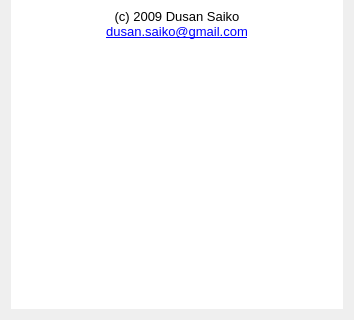
First picture: the form in src-app/ui/about.ui, repository dsaiko/qwatch, before the edit; both pictures show x 0 to 354 and y 208 to 528 of the 354 by 528 pixel window.
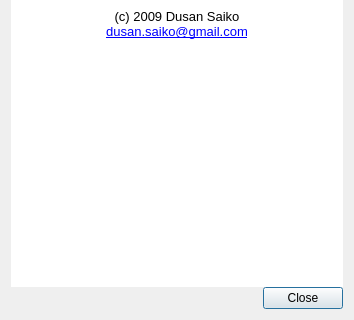
Second picture: the form after the edit. Icons and pictures are not drawn.

Commit message: Changing dialog layouts, adding update dialog

```diff
--- a/src-app/ui/about.ui
+++ b/src-app/ui/about.ui
@@ -15,7 +15,7 @@
   </property>
   <layout class="QHBoxLayout" name="horizontalLayout">
    <item>
-    <layout class="QGridLayout" name="gridLayout" rowstretch="0,1" columnstretch="0">
+    <layout class="QGridLayout" name="gridLayout" rowstretch="0,0,0,0" columnstretch="0">
      <property name="spacing">
       <number>0</number>
      </property>
@@ -38,18 +38,18 @@
         <string>&lt;!DOCTYPE HTML PUBLIC &quot;-//W3C//DTD HTML 4.0//EN&quot; &quot;http://www.w3.org/TR/REC-html40/strict.dtd&quot;&gt;
 &lt;html&gt;&lt;head&gt;&lt;meta name=&quot;qrichtext&quot; content=&quot;1&quot; /&gt;&lt;style type=&quot;text/css&quot;&gt;
 p, li { white-space: pre-wrap; }
-&lt;/style&gt;&lt;/head&gt;&lt;body style=&quot; font-family:'Sans'; font-size:10pt; font-weight:400; font-style:normal;&quot;&gt;
-&lt;p align=&quot;center&quot; style=&quot; margin-top:0px; margin-bottom:0px; margin-left:0px; margin-right:0px; -qt-block-indent:0; text-indent:0px;&quot;&gt;&lt;span style=&quot; font-size:14pt; font-weight:600;&quot;&gt;QWatch&lt;/span&gt;&lt;/p&gt;
-&lt;p align=&quot;center&quot; style=&quot; margin-top:0px; margin-bottom:0px; margin-left:0px; margin-right:0px; -qt-block-indent:0; text-indent:0px;&quot;&gt;v. VERSIONINFO&lt;/p&gt;
-&lt;p align=&quot;center&quot; style=&quot;-qt-paragraph-type:empty; margin-top:0px; margin-bottom:0px; margin-left:0px; margin-right:0px; -qt-block-indent:0; text-indent:0px;&quot;&gt;&lt;/p&gt;
-&lt;p align=&quot;center&quot; style=&quot; margin-top:0px; margin-bottom:0px; margin-left:0px; margin-right:0px; -qt-block-indent:0; text-indent:0px;&quot;&gt;&quot;Water resitent watch with alarmclock&quot;.&lt;/p&gt;
-&lt;p align=&quot;center&quot; style=&quot;-qt-paragraph-type:empty; margin-top:0px; margin-bottom:0px; margin-left:0px; margin-right:0px; -qt-block-indent:0; text-indent:0px;&quot;&gt;&lt;/p&gt;
-&lt;p align=&quot;center&quot; style=&quot; margin-top:0px; margin-bottom:0px; margin-left:0px; margin-right:0px; -qt-block-indent:0; text-indent:0px;&quot;&gt;Modern transparent design, frameless window (where supported),  resizeable, configurable second time, multilanguage support, simple calendar, graphic alarm clock.&lt;/p&gt;
-&lt;p align=&quot;center&quot; style=&quot;-qt-paragraph-type:empty; margin-top:0px; margin-bottom:0px; margin-left:0px; margin-right:0px; -qt-block-indent:0; text-indent:0px;&quot;&gt;&lt;/p&gt;
-&lt;p align=&quot;center&quot; style=&quot; margin-top:0px; margin-bottom:0px; margin-left:0px; margin-right:0px; -qt-block-indent:0; text-indent:0px;&quot;&gt;&lt;a href=&quot;http://qwatch.googlecode.com/&quot;&gt;&lt;span style=&quot; text-decoration: underline; color:#0000ff;&quot;&gt;http://qwatch.googlecode.com/&lt;/span&gt;&lt;/a&gt;&lt;/p&gt;
-&lt;p align=&quot;center&quot; style=&quot;-qt-paragraph-type:empty; margin-top:0px; margin-bottom:0px; margin-left:0px; margin-right:0px; -qt-block-indent:0; text-indent:0px; text-decoration: underline; color:#0000ff;&quot;&gt;&lt;/p&gt;
-&lt;p align=&quot;center&quot; style=&quot; margin-top:0px; margin-bottom:0px; margin-left:0px; margin-right:0px; -qt-block-indent:0; text-indent:0px;&quot;&gt;(c) 2009 Dusan Saiko&lt;/p&gt;
-&lt;p align=&quot;center&quot; style=&quot; margin-top:0px; margin-bottom:0px; margin-left:0px; margin-right:0px; -qt-block-indent:0; text-indent:0px;&quot;&gt;&lt;a href=&quot;mailto:dusan.saiko@gmail.com&quot;&gt;&lt;span style=&quot; text-decoration: underline; color:#0000ff;&quot;&gt;dusan.saiko@gmail.com&lt;/span&gt;&lt;/a&gt;&lt;/p&gt;&lt;/body&gt;&lt;/html&gt;</string>
+&lt;/style&gt;&lt;/head&gt;&lt;body style=&quot; font-family:'MS Shell Dlg 2'; font-size:8.25pt; font-weight:400; font-style:normal;&quot;&gt;
+&lt;p align=&quot;center&quot; style=&quot; margin-top:0px; margin-bottom:0px; margin-left:0px; margin-right:0px; -qt-block-indent:0; text-indent:0px;&quot;&gt;&lt;span style=&quot; font-family:'Sans'; font-size:14pt; font-weight:600;&quot;&gt;QWatch&lt;/span&gt;&lt;/p&gt;
+&lt;p align=&quot;center&quot; style=&quot; margin-top:0px; margin-bottom:0px; margin-left:0px; margin-right:0px; -qt-block-indent:0; text-indent:0px;&quot;&gt;&lt;span style=&quot; font-family:'Sans'; font-size:10pt;&quot;&gt;v. VERSIONINFO&lt;/span&gt;&lt;/p&gt;
+&lt;p align=&quot;center&quot; style=&quot;-qt-paragraph-type:empty; margin-top:0px; margin-bottom:0px; margin-left:0px; margin-right:0px; -qt-block-indent:0; text-indent:0px; font-family:'Sans'; font-size:10pt;&quot;&gt;&lt;/p&gt;
+&lt;p align=&quot;center&quot; style=&quot; margin-top:0px; margin-bottom:0px; margin-left:0px; margin-right:0px; -qt-block-indent:0; text-indent:0px;&quot;&gt;&lt;span style=&quot; font-family:'Sans'; font-size:10pt;&quot;&gt;&quot;Water resitent watch with alarmclock&quot;.&lt;/span&gt;&lt;/p&gt;
+&lt;p align=&quot;center&quot; style=&quot;-qt-paragraph-type:empty; margin-top:0px; margin-bottom:0px; margin-left:0px; margin-right:0px; -qt-block-indent:0; text-indent:0px; font-family:'Sans'; font-size:10pt;&quot;&gt;&lt;/p&gt;
+&lt;p align=&quot;center&quot; style=&quot; margin-top:0px; margin-bottom:0px; margin-left:0px; margin-right:0px; -qt-block-indent:0; text-indent:0px;&quot;&gt;&lt;span style=&quot; font-family:'Sans'; font-size:10pt;&quot;&gt;Modern transparent design, frameless window (where supported),  resizeable, configurable second time, multilanguage support, simple calendar, graphic alarm clock.&lt;/span&gt;&lt;/p&gt;
+&lt;p align=&quot;center&quot; style=&quot;-qt-paragraph-type:empty; margin-top:0px; margin-bottom:0px; margin-left:0px; margin-right:0px; -qt-block-indent:0; text-indent:0px; font-family:'Sans'; font-size:10pt;&quot;&gt;&lt;/p&gt;
+&lt;p align=&quot;center&quot; style=&quot; margin-top:0px; margin-bottom:0px; margin-left:0px; margin-right:0px; -qt-block-indent:0; text-indent:0px;&quot;&gt;&lt;a href=&quot;http://qwatch.googlecode.com/&quot;&gt;&lt;span style=&quot; font-family:'Sans'; font-size:10pt; text-decoration: underline; color:#0000ff;&quot;&gt;http://qwatch.googlecode.com/&lt;/span&gt;&lt;/a&gt;&lt;/p&gt;
+&lt;p align=&quot;center&quot; style=&quot;-qt-paragraph-type:empty; margin-top:0px; margin-bottom:0px; margin-left:0px; margin-right:0px; -qt-block-indent:0; text-indent:0px; font-family:'Sans'; font-size:10pt; text-decoration: underline; color:#0000ff;&quot;&gt;&lt;/p&gt;
+&lt;p align=&quot;center&quot; style=&quot; margin-top:0px; margin-bottom:0px; margin-left:0px; margin-right:0px; -qt-block-indent:0; text-indent:0px;&quot;&gt;&lt;span style=&quot; font-family:'Sans'; font-size:10pt;&quot;&gt;(c) 2009 Dusan Saiko&lt;/span&gt;&lt;/p&gt;
+&lt;p align=&quot;center&quot; style=&quot; margin-top:0px; margin-bottom:0px; margin-left:0px; margin-right:0px; -qt-block-indent:0; text-indent:0px;&quot;&gt;&lt;a href=&quot;mailto:dusan.saiko@gmail.com&quot;&gt;&lt;span style=&quot; font-family:'Sans'; font-size:10pt; text-decoration: underline; color:#0000ff;&quot;&gt;dusan.saiko@gmail.com&lt;/span&gt;&lt;/a&gt;&lt;/p&gt;&lt;/body&gt;&lt;/html&gt;</string>
        </property>
        <property name="openExternalLinks">
         <bool>true</bool>
@@ -59,6 +59,30 @@
        </property>
       </widget>
      </item>
+     <item row="3" column="0">
+      <layout class="QHBoxLayout" name="horizontalLayout_3">
+       <item>
+        <spacer name="horizontalSpacer">
+         <property name="orientation">
+          <enum>Qt::Horizontal</enum>
+         </property>
+         <property name="sizeHint" stdset="0">
+          <size>
+           <width>40</width>
+           <height>20</height>
+          </size>
+         </property>
+        </spacer>
+       </item>
+       <item>
+        <widget class="QPushButton" name="pushButton_3">
+         <property name="text">
+          <string>Close</string>
+         </property>
+        </widget>
+       </item>
+      </layout>
+     </item>
     </layout>
    </item>
   </layout>
```
Left out of the diff: 1 changed line with no effect on the pictures. The commit also changes 31 other files.
